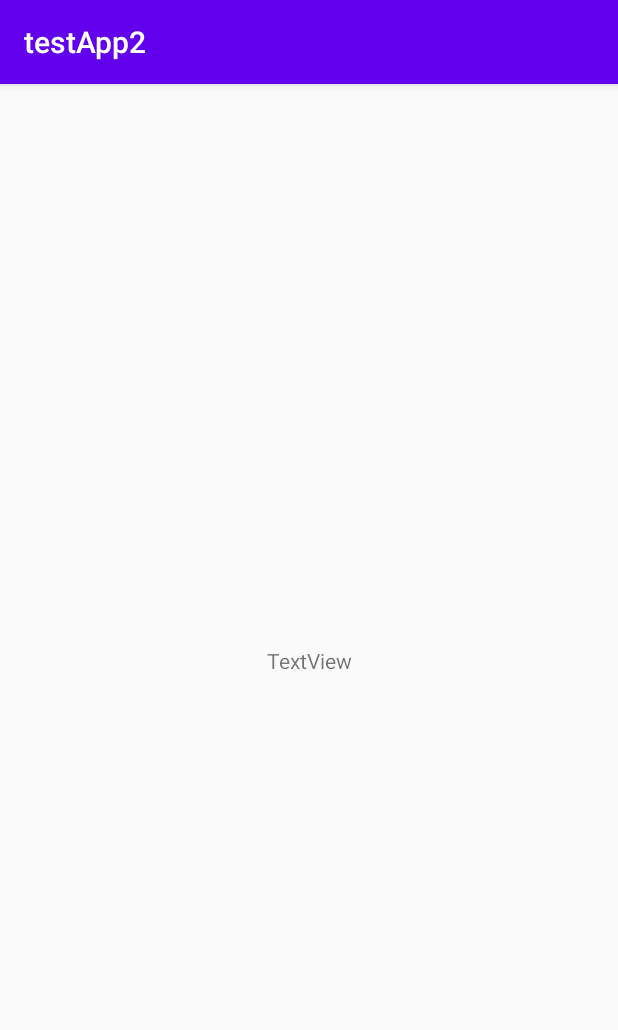
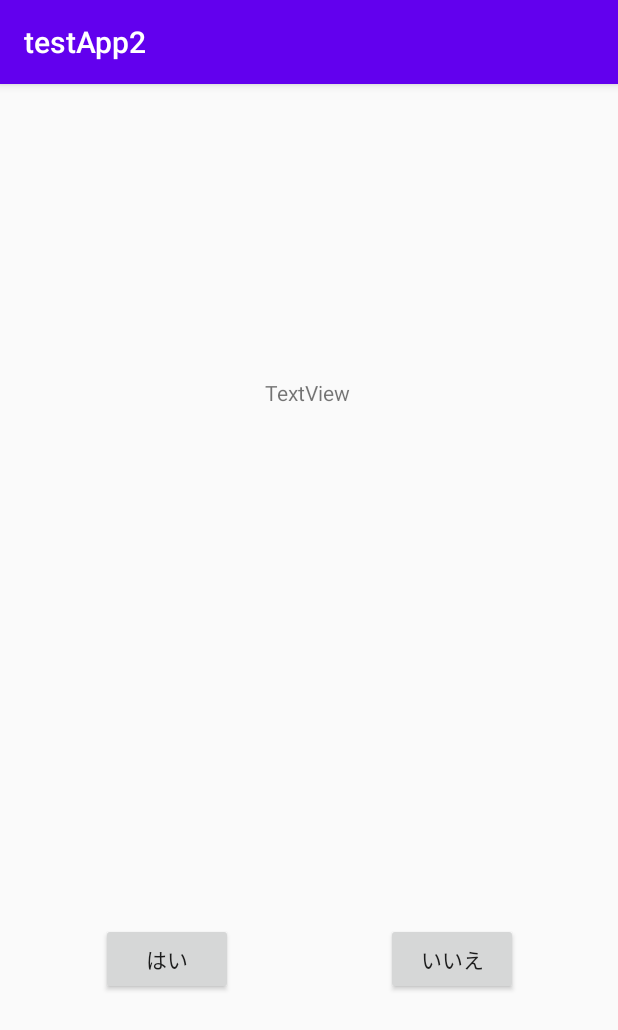
Before and after one commit to konan-pbl-2021/OQ, an Android app: the HomeActivity screen opened directly, with no data from a screen before it, on a phone screen of 412 x 824 dp. Shown: the top 1030 px of the screen. Run offline under Robolectric (Android 15) with nearby library versions, the phone set to English and light mode, and no system bars.

Commit message:
ホームからゴー1を繋げました。

```diff
--- a/app/src/main/AndroidManifest.xml
+++ b/app/src/main/AndroidManifest.xml
@@ -14,7 +14,6 @@
         <activity android:name=".Go1Activity" />
         <activity android:name=".Spermarket1Activity"></activity>
         <activity android:name=".kitaku1Activity"></activity>
-        <activity android:name=".Go1Activity"></activity>
         <activity android:name=".HomeActivity" />
         <activity android:name=".MainActivity">
             <intent-filter>
--- a/app/src/main/java/com/example/oq/HomeActivity.java
+++ b/app/src/main/java/com/example/oq/HomeActivity.java
@@ -2,7 +2,10 @@ package com.example.oq;
 
 import androidx.appcompat.app.AppCompatActivity;
 
+import android.content.Intent;
 import android.os.Bundle;
+import android.view.View;
+import android.widget.Button;
 
 public class HomeActivity extends AppCompatActivity {
 
@@ -10,5 +13,22 @@ public class HomeActivity extends AppCompatActivity {
     protected void onCreate(Bundle savedInstanceState) {
         super.onCreate(savedInstanceState);
         setContentView(R.layout.activity_home);
+        Button yesButton = (Button)findViewById(R.id.yesbutton);
+        Button noButton = (Button)findViewById(R.id.nobutton);
+        yesButton.setOnClickListener(new View.OnClickListener() {
+            @Override
+            public void onClick(View v) {
+                Intent intent = new Intent(HomeActivity.this,Go1Activity.class);
+                startActivity(intent);
+            }
+        });
+        noButton.setOnClickListener(new View.OnClickListener() {
+            @Override
+            public void onClick(View v) {
+                Intent intent = new Intent(HomeActivity.this,Go1Activity.class);
+                startActivity(intent);
+            }
+        });
+
     }
 }
--- a/app/src/main/res/layout/activity_go1.xml
+++ b/app/src/main/res/layout/activity_go1.xml
@@ -7,7 +7,7 @@
     tools:context=".Go1Activity">
 
     <Button
-        android:id="@+id/button"
+        android:id="@+id/yesbutton"
         android:layout_width="wrap_content"
         android:layout_height="wrap_content"
         android:text="Yes"
@@ -19,7 +19,7 @@
         app:layout_constraintVertical_bias="0.663" />
 
     <Button
-        android:id="@+id/button2"
+        android:id="@+id/nobutton"
         android:layout_width="wrap_content"
         android:layout_height="wrap_content"
         android:text="No"
--- a/app/src/main/res/layout/activity_home.xml
+++ b/app/src/main/res/layout/activity_home.xml
@@ -13,6 +13,32 @@
         android:text="TextView"
         app:layout_constraintBottom_toBottomOf="parent"
         app:layout_constraintEnd_toEndOf="parent"
+        app:layout_constraintHorizontal_bias="0.498"
         app:layout_constraintStart_toStartOf="parent"
-        app:layout_constraintTop_toTopOf="parent" />
+        app:layout_constraintTop_toTopOf="parent"
+        app:layout_constraintVertical_bias="0.262" />
+
+    <Button
+        android:id="@+id/yesbutton"
+        android:layout_width="wrap_content"
+        android:layout_height="wrap_content"
+        android:text="はい"
+        app:layout_constraintBottom_toBottomOf="parent"
+        app:layout_constraintEnd_toEndOf="parent"
+        app:layout_constraintHorizontal_bias="0.207"
+        app:layout_constraintStart_toStartOf="parent"
+        app:layout_constraintTop_toTopOf="parent"
+        app:layout_constraintVertical_bias="0.777" />
+
+    <Button
+        android:id="@+id/nobutton"
+        android:layout_width="wrap_content"
+        android:layout_height="wrap_content"
+        android:text="いいえ"
+        app:layout_constraintBottom_toBottomOf="parent"
+        app:layout_constraintEnd_toEndOf="parent"
+        app:layout_constraintHorizontal_bias="0.795"
+        app:layout_constraintStart_toStartOf="parent"
+        app:layout_constraintTop_toTopOf="parent"
+        app:layout_constraintVertical_bias="0.777" />
 </androidx.constraintlayout.widget.ConstraintLayout>
--- a/app/src/main/res/layout/activity_spermarket1.xml
+++ b/app/src/main/res/layout/activity_spermarket1.xml
@@ -7,19 +7,19 @@
     tools:context=".Spermarket1Activity">
 
     <Button
-        android:id="@+id/button"
+        android:id="@+id/yesbutton"
         android:layout_width="wrap_content"
         android:layout_height="wrap_content"
         android:text="YES"
         android:textSize="24sp"
         app:layout_constraintBottom_toBottomOf="parent"
-        app:layout_constraintEnd_toStartOf="@+id/button2"
+        app:layout_constraintEnd_toStartOf="@+id/nobutton"
         app:layout_constraintHorizontal_bias="0.504"
         app:layout_constraintStart_toStartOf="parent"
         app:layout_constraintTop_toBottomOf="@+id/textView3" />
 
     <Button
-        android:id="@+id/button2"
+        android:id="@+id/nobutton"
         android:layout_width="83dp"
         android:layout_height="54dp"
         android:text="NO"
```
